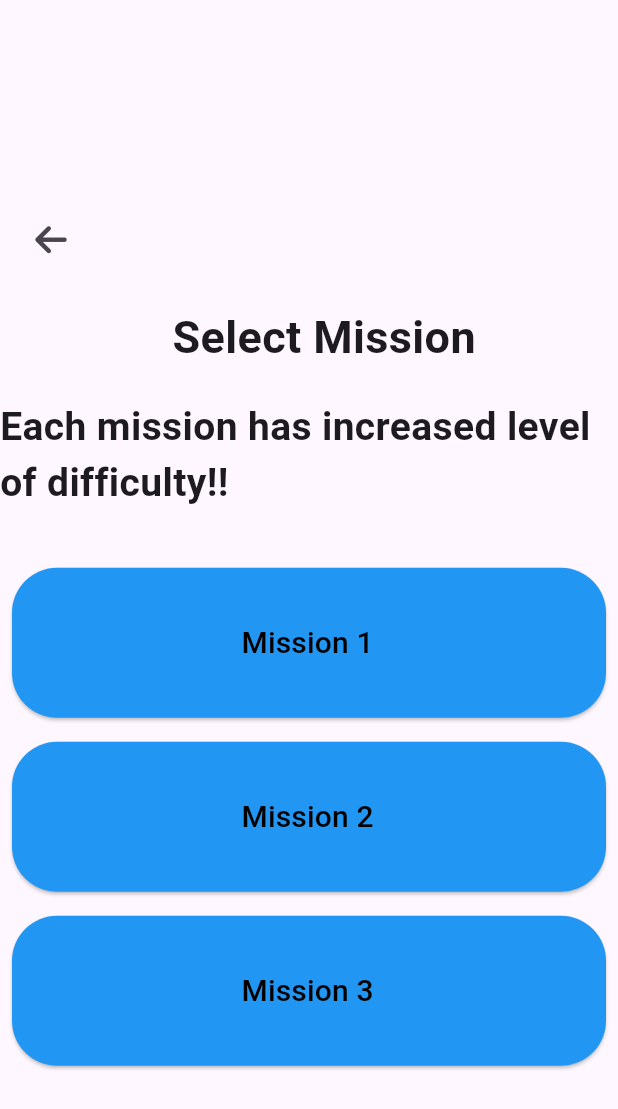
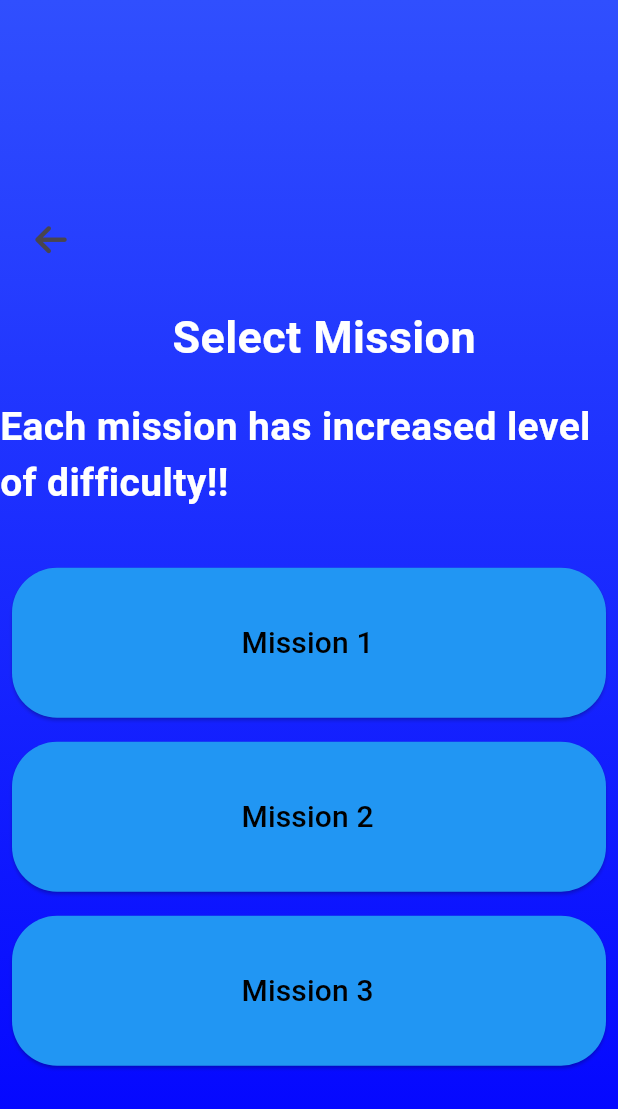
Before and after one commit to mshaheeruddin/CyberQuest-QuizApp, a Flutter app: the MissionSelectionScreen screen opened directly, on a phone screen of 412 x 824 dp. Shown: the top 1109 px of the screen. Run offline on Flutter 3.47's test engine with Material 2 defaults, Android fonts, the light colour scheme and no system bars; our stand-ins replace audioplayers, circular_countdown_timer, font_awesome_flutter, google_fonts.

Commit message:
Update mission_selection.dart

```diff
--- a/lib/mission_selection.dart
+++ b/lib/mission_selection.dart
@@ -24,7 +24,15 @@ class _MissionSelectionScreenState extends State<MissionSelectionScreen> {
   @override
   Widget build(BuildContext context) {
     return Scaffold(
-      body: Column(
+      body: Container(
+        decoration: BoxDecoration(
+          gradient: LinearGradient(
+            begin: Alignment.topCenter,
+            end: Alignment.bottomCenter,
+            colors: [Color(0xFF304FFE), Color(0xFF0000FF)],
+          ),
+        ),
+        child: Column(
           mainAxisAlignment: MainAxisAlignment.center,
           crossAxisAlignment: CrossAxisAlignment.center,
           children: [
@@ -48,6 +56,7 @@ class _MissionSelectionScreenState extends State<MissionSelectionScreen> {
                 style: GoogleFonts.adventPro(
                   fontSize: 30,
                   fontWeight: FontWeight.bold,
+                  color: Colors.white,
                 ),
               ),
             ),
@@ -57,6 +66,7 @@ class _MissionSelectionScreenState extends State<MissionSelectionScreen> {
               style: GoogleFonts.adventPro(
                 fontSize: 26,
                 fontWeight: FontWeight.bold,
+                color: Colors.white,
               ),
             ),
             SizedBox(height: 30),
@@ -105,6 +115,7 @@ class _MissionSelectionScreenState extends State<MissionSelectionScreen> {
             ),
           ],
         ),
+      ),
     );
   }
 }
```
Lines whose indentation alone changed are shown as unchanged.
